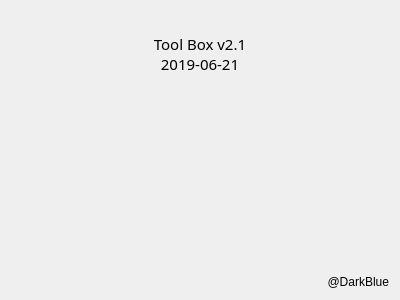
Before: the Qt Designer form ToolBox/about/about.ui in ZhangYuyinGItHub/ToolBox, drawn with Qt 5.
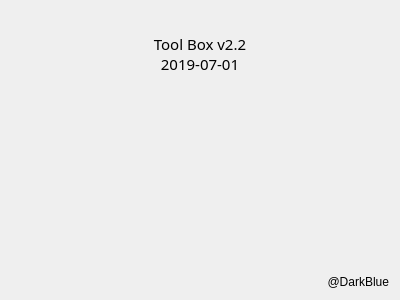
After: the same form once the commit is applied. Icons and pictures are not drawn.

```diff
--- a/ToolBox/about/about.ui
+++ b/ToolBox/about/about.ui
@@ -30,8 +30,8 @@
         </font>
        </property>
        <property name="text">
-        <string>Tool Box v2.1
-2019-06-21</string>
+        <string>Tool Box v2.2
+2019-07-01</string>
        </property>
        <property name="alignment">
         <set>Qt::AlignBottom|Qt::AlignHCenter</set>
```
